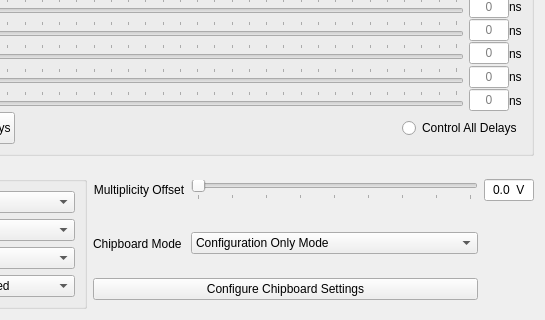
The window that src/chipboard_configuration_software/gui/ui_files/chipboard_ui_widget.ui (Prince-John/PSDinator-config-software) describes before a commit, drawn with Qt 5; both pictures show x 188 to 733 and y 325 to 645 of the 733 by 645 pixel window.
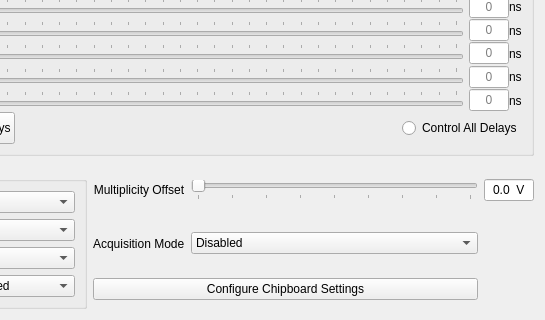
The same window after the commit.

Commit message: -Implemented command generation for chipboard acquisition mode and corresponding gui connections.

```diff
--- a/src/chipboard_configuration_software/gui/ui_files/chipboard_ui_widget.ui
+++ b/src/chipboard_configuration_software/gui/ui_files/chipboard_ui_widget.ui
@@ -2498,7 +2498,7 @@
    <item row="2" column="1">
     <widget class="QLabel" name="label">
      <property name="text">
-      <string>Chipboard Mode</string>
+      <string>Acquisition Mode</string>
      </property>
     </widget>
    </item>
@@ -2506,7 +2506,7 @@
     <widget class="QComboBox" name="comboBox_chipboard_mode">
      <item>
       <property name="text">
-       <string>Configuration Only Mode</string>
+       <string>Disabled</string>
       </property>
      </item>
      <item>
```
Left out of the diff: 2 changed lines with no effect on the pictures. The commit also changes 12 other files.
